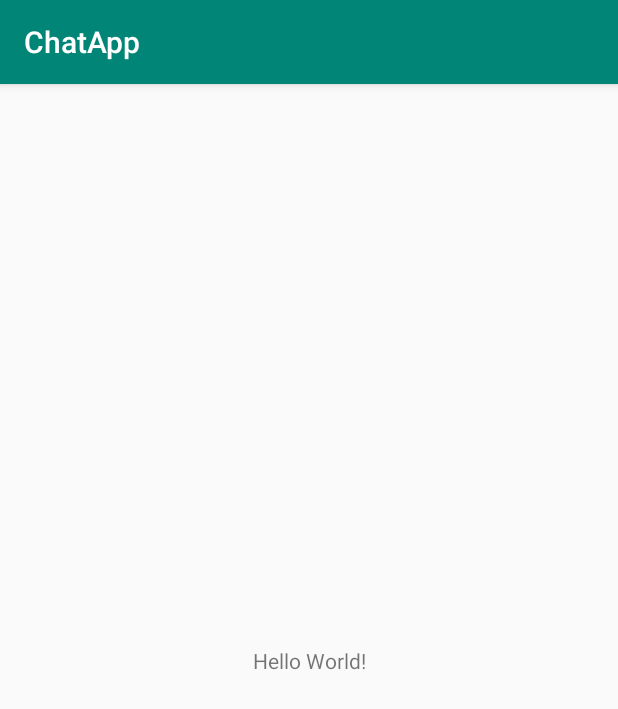
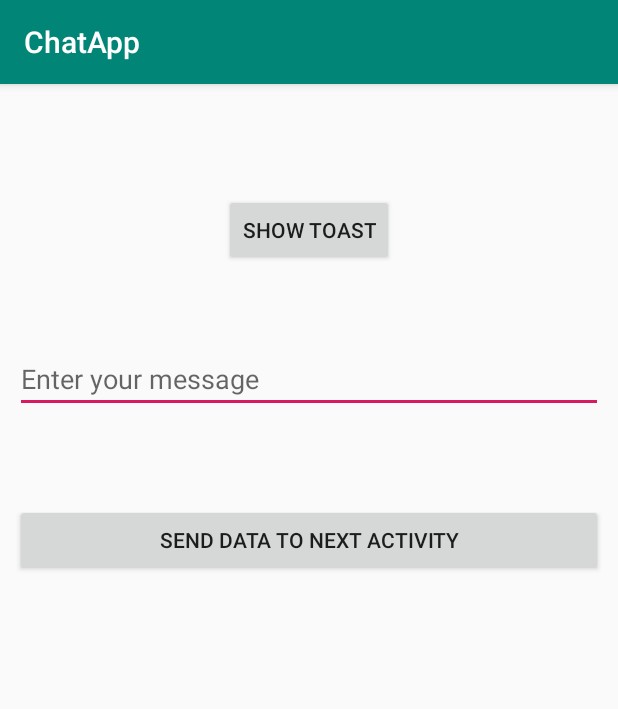
Before and after one commit to Ashish-Sankritya/ChatApp, an Android app: the screen it shows after launch (MainActivity), on a phone screen of 412 x 824 dp. Shown: the top 709 px of the screen. Run offline under Robolectric (Android 15) with nearby library versions, the phone set to English and light mode, and no system bars.

Commit message:
Second-Commit

```diff
--- a/app/src/main/AndroidManifest.xml
+++ b/app/src/main/AndroidManifest.xml
@@ -19,6 +19,9 @@
                 <category android:name="android.intent.category.LAUNCHER" />
             </intent-filter>
         </activity>
+
+        <activity android:name=".SecondActivity" />
+
     </application>
 
 </manifest>
--- a/app/src/main/java/com/android/chatapp/MainActivity.kt
+++ b/app/src/main/java/com/android/chatapp/MainActivity.kt
@@ -1,12 +1,27 @@
 package com.android.chatapp
 
+import android.content.Intent
 import androidx.appcompat.app.AppCompatActivity
 import android.os.Bundle
+import android.util.Log
+import android.widget.Toast
+import kotlinx.android.synthetic.main.activity_main.*
 
 class MainActivity : AppCompatActivity() {
 
     override fun onCreate(savedInstanceState: Bundle?) {
         super.onCreate(savedInstanceState)
         setContentView(R.layout.activity_main)
+
+        btnShowToast.setOnClickListener {
+            Log.i("MainActivity","Button was clicked")
+            Toast.makeText(this,"Button was clicked",Toast.LENGTH_SHORT).show()
+        }
+        btnSendMsgToNextActivity.setOnClickListener {
+            val message:String = etUserMessage.text.toString()
+            Toast.makeText(this,message,Toast.LENGTH_SHORT).show()
+            val intent = Intent(this,SecondActivity::class.java)
+            startActivity(intent)
+        }
     }
 }
--- a/app/src/main/res/layout/activity_main.xml
+++ b/app/src/main/res/layout/activity_main.xml
@@ -1,18 +1,40 @@
 <?xml version="1.0" encoding="utf-8"?>
-<androidx.constraintlayout.widget.ConstraintLayout xmlns:android="http://schemas.android.com/apk/res/android"
+<RelativeLayout
+    xmlns:android="http://schemas.android.com/apk/res/android"
     xmlns:app="http://schemas.android.com/apk/res-auto"
     xmlns:tools="http://schemas.android.com/tools"
     android:layout_width="match_parent"
     android:layout_height="match_parent"
-    tools:context=".MainActivity">
+    tools:context=".MainActivity"
+    android:padding="10dp">
 
-    <TextView
+
+    <Button
+        android:id="@+id/btnShowToast"
         android:layout_width="wrap_content"
         android:layout_height="wrap_content"
-        android:text="Hello World!"
-        app:layout_constraintBottom_toBottomOf="parent"
-        app:layout_constraintLeft_toLeftOf="parent"
-        app:layout_constraintRight_toRightOf="parent"
-        app:layout_constraintTop_toTopOf="parent" />
+        android:layout_alignParentTop="true"
+        android:layout_centerHorizontal="true"
+        android:layout_marginTop="63dp"
+        android:text="Show Toast" />
 
-</androidx.constraintlayout.widget.ConstraintLayout>
+    <EditText
+        android:id="@+id/etUserMessage"
+        android:layout_width="match_parent"
+        android:layout_height="wrap_content"
+        android:layout_alignParentTop="true"
+        android:layout_centerHorizontal="true"
+        android:layout_marginTop="164dp"
+        android:ems="10"
+
+        android:hint="Enter your message" />
+
+    <Button
+        android:id="@+id/btnSendMsgToNextActivity"
+        android:layout_width="match_parent"
+        android:layout_height="wrap_content"
+        android:layout_alignParentTop="true"
+        android:layout_centerHorizontal="true"
+        android:layout_marginTop="270dp"
+        android:text="Send data to next activity" />
+</RelativeLayout>
```
Also changed, not shown: app/src/main/java/com/android/chatapp/SecondActivity.kt (added, +11 -0 lines), app/src/main/res/layout/activity_second.xml (added, +8 -0 lines).
